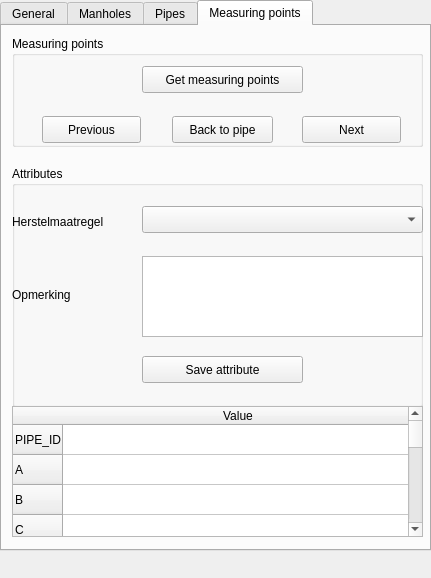
Qt form beoordelingstool_dockwidget_base.ui (nens/Beoordelingstool) before a commit.
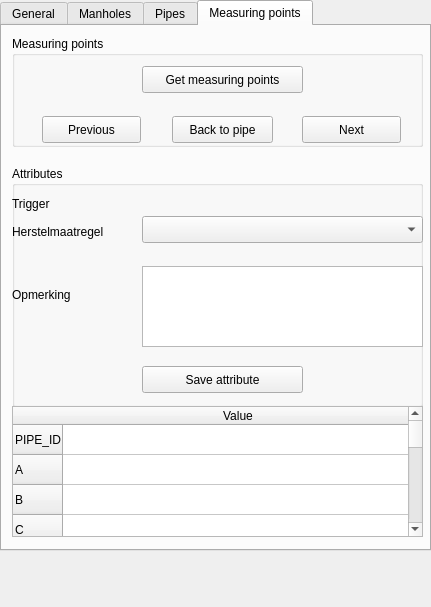
The same form after that commit. The open tabs and pages were chosen to show the change.

What changed in the file:
```diff
--- a/beoordelingstool_dockwidget_base.ui
+++ b/beoordelingstool_dockwidget_base.ui
@@ -7,11 +7,11 @@
     <x>0</x>
     <y>0</y>
     <width>431</width>
-    <height>578</height>
+    <height>607</height>
    </rect>
   </property>
   <property name="sizePolicy">
-   <sizepolicy hsizetype="Preferred" vsizetype="Preferred">
+   <sizepolicy hsizetype="Expanding" vsizetype="Expanding">
     <horstretch>0</horstretch>
     <verstretch>0</verstretch>
    </sizepolicy>
@@ -29,6 +29,12 @@
       <height>551</height>
      </rect>
     </property>
+    <property name="sizePolicy">
+     <sizepolicy hsizetype="Expanding" vsizetype="Maximum">
+      <horstretch>0</horstretch>
+      <verstretch>0</verstretch>
+     </sizepolicy>
+    </property>
     <property name="currentIndex">
      <number>1</number>
     </property>
@@ -885,7 +891,7 @@
        <property name="geometry">
         <rect>
          <x>0</x>
-         <y>40</y>
+         <y>50</y>
          <width>121</width>
          <height>31</height>
         </rect>
@@ -898,7 +904,7 @@
        <property name="geometry">
         <rect>
          <x>130</x>
-         <y>40</y>
+         <y>50</y>
          <width>281</width>
          <height>27</height>
         </rect>
@@ -921,7 +927,7 @@
        <property name="geometry">
         <rect>
          <x>130</x>
-         <y>90</y>
+         <y>100</y>
          <width>281</width>
          <height>81</height>
         </rect>
@@ -931,7 +937,7 @@
        <property name="geometry">
         <rect>
          <x>130</x>
-         <y>190</y>
+         <y>200</y>
          <width>161</width>
          <height>27</height>
         </rect>
@@ -940,6 +946,44 @@
         <string>Save attribute</string>
        </property>
       </widget>
+      <widget class="QLabel" name="label">
+       <property name="geometry">
+        <rect>
+         <x>0</x>
+         <y>30</y>
+         <width>58</width>
+         <height>16</height>
+        </rect>
+       </property>
+       <property name="text">
+        <string>Trigger</string>
+       </property>
+      </widget>
+      <widget class="QLabel" name="value_measpoint_trigger">
+       <property name="geometry">
+        <rect>
+         <x>130</x>
+         <y>30</y>
+         <width>271</width>
+         <height>16</height>
+        </rect>
+       </property>
+       <property name="sizePolicy">
+        <sizepolicy hsizetype="Expanding" vsizetype="Expanding">
+         <horstretch>0</horstretch>
+         <verstretch>0</verstretch>
+        </sizepolicy>
+       </property>
+       <property name="font">
+        <font>
+         <weight>75</weight>
+         <bold>true</bold>
+        </font>
+       </property>
+       <property name="text">
+        <string/>
+       </property>
+      </widget>
      </widget>
      <widget class="QTableWidget" name="tablewidget_measuring_points">
       <property name="geometry">
```
Left out of the diff: 12 changed lines with no effect on the pictures.
